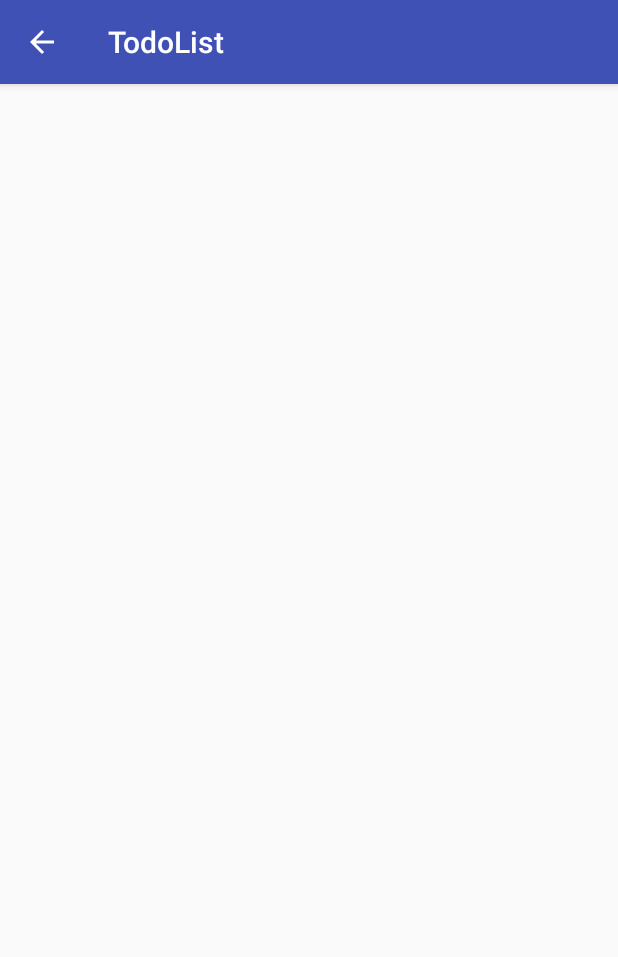
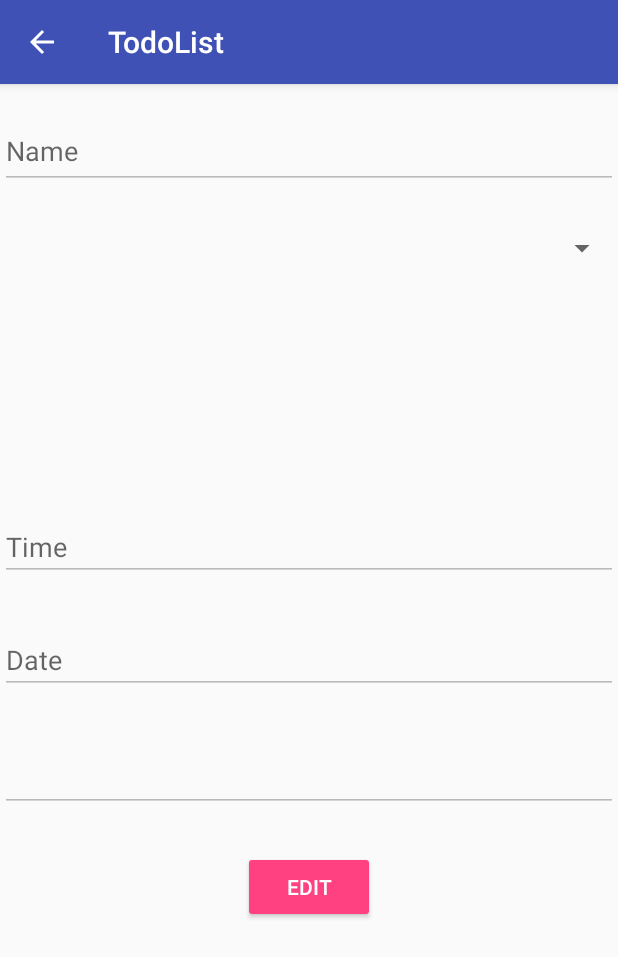
Before and after one commit to carlendev/todo-app, an Android app: the TaskActivity screen opened directly, with no data from a screen before it, on a phone screen of 412 x 824 dp. Shown: the top 957 px of the screen. Run offline under Robolectric (Android 15) with nearby library versions, the phone set to English and light mode, and no system bars; 8 statements that could not run were skipped.

```diff
--- a/app/src/main/java/com/list/todo/todolist/TaskActivity.java
+++ b/app/src/main/java/com/list/todo/todolist/TaskActivity.java
@@ -3,9 +3,12 @@ package com.list.todo.todolist;
 import android.support.design.widget.Snackbar;
 import android.support.v7.app.AppCompatActivity;
 import android.os.Bundle;
+import android.view.Menu;
 import android.view.MenuItem;
+import android.widget.TextView;
 
 import com.list.todo.todolist.POJO.TaskDB;
+import com.list.todo.todolist.Utils.ViewUtils;
 import com.list.todo.todolist.sql.DBHelper;
 import com.list.todo.todolist.sql.TaskDBHelper;
 
@@ -23,14 +26,20 @@ public class TaskActivity extends AppCompatActivity {
         dbHelper = new DBHelper(this);
         taskId = Integer.parseInt(getIntent().getStringExtra("idTask"));
         task = TaskDBHelper.getTaskById(taskId, dbHelper);
-        populateSnackBar(task.getName());
+        ViewUtils.populateSnackBar(task.getName(), this);
+        setTitle(task.getName());
+        initTaskFields(task);
     }
 
-
-    private void populateSnackBar(final String msg) {
-        Snackbar.make(findViewById(android.R.id.content), msg,
-                Snackbar.LENGTH_LONG)
-                .show();
+    private void initTaskFields(final TaskDB task) {
+        final TextView name = findViewById(R.id.name_task);
+        final TextView date = findViewById(R.id.date_task);
+        final TextView hour = findViewById(R.id.hour_task);
+        final TextView description = findViewById(R.id.description_task);
+        name.setText(task.getName());
+        date.setText(task.getDate());
+        hour.setText(task.getTime());
+        description.setText(task.getDescription());
     }
 
     @Override
--- a/app/src/main/res/layout/activity_task.xml
+++ b/app/src/main/res/layout/activity_task.xml
@@ -1,9 +1,80 @@
 <?xml version="1.0" encoding="utf-8"?>
-<android.support.constraint.ConstraintLayout xmlns:android="http://schemas.android.com/apk/res/android"
-    xmlns:app="http://schemas.android.com/apk/res-auto"
+<RelativeLayout xmlns:android="http://schemas.android.com/apk/res/android"
     xmlns:tools="http://schemas.android.com/tools"
     android:layout_width="match_parent"
     android:layout_height="match_parent"
     tools:context="com.list.todo.todolist.TaskActivity">
 
-</android.support.constraint.ConstraintLayout>
+    <EditText
+        android:id="@+id/name_task"
+        android:layout_width="match_parent"
+        android:layout_height="50dp"
+        android:layout_alignParentStart="true"
+        android:layout_alignParentTop="true"
+        android:layout_marginTop="20dp"
+        android:ems="15"
+        android:enabled="false"
+        android:hint="@string/name"
+        android:inputType="textPersonName"
+        tools:layout_editor_absoluteX="0dp"
+        tools:layout_editor_absoluteY="37dp" />
+
+    <Spinner
+        android:id="@+id/category_name"
+        android:layout_width="match_parent"
+        android:layout_height="wrap_content"
+        android:layout_alignParentStart="true"
+        android:layout_below="@+id/name_task"
+        android:layout_marginTop="27dp"
+        android:enabled="false"
+        tools:layout_editor_absoluteX="0dp"
+        tools:layout_editor_absoluteY="124dp" />
+
+    <EditText
+        android:id="@+id/hour_task"
+        android:layout_width="match_parent"
+        android:layout_height="wrap_content"
+        android:layout_above="@+id/date_task"
+        android:layout_alignParentStart="true"
+        android:layout_marginBottom="30dp"
+        android:ems="10"
+        android:enabled="false"
+        android:hint="@string/hour"
+        android:inputType="none"
+        android:focusable="false" />
+
+    <EditText
+        android:id="@+id/date_task"
+        android:layout_width="match_parent"
+        android:layout_height="wrap_content"
+        android:layout_alignEnd="@+id/hour_task"
+        android:layout_centerVertical="true"
+        android:ems="10"
+        android:enabled="false"
+        android:inputType="none"
+        android:focusable="false"
+        android:hint="@string/date" />
+
+    <EditText
+        android:id="@+id/description_task"
+        android:layout_width="match_parent"
+        android:layout_height="wrap_content"
+        android:layout_alignParentStart="true"
+        android:layout_below="@+id/date_task"
+        android:layout_marginTop="33dp"
+        android:ems="10"
+        android:enabled="false"
+        android:inputType="textMultiLine" />
+
+    <Button
+        android:id="@+id/edit_button"
+        style="@style/Widget.AppCompat.Button.Colored"
+        android:layout_width="wrap_content"
+        android:layout_height="wrap_content"
+        android:layout_below="@+id/description_task"
+        android:layout_centerHorizontal="true"
+        android:layout_marginTop="26dp"
+        android:text="@string/edit" />
+
+
+</RelativeLayout>
--- a/app/src/main/res/values/strings.xml
+++ b/app/src/main/res/values/strings.xml
@@ -8,6 +8,7 @@
     <string name="add">Add</string>
     <string name="hour">Time</string>
     <string name="see">SEE</string>
+    <string name="edit">Edit</string>
     <string-array name="categories_array">
         <item>Urgent</item>
         <item>Normal</item>
```
Also changed, not shown: app/src/main/java/com/list/todo/todolist/CreateTaskActivity.java (+14 -17 lines), app/src/main/java/com/list/todo/todolist/MainActivity.java (+3 -8 lines), app/src/main/java/com/list/todo/todolist/Utils/ViewUtils.java (added, +25 -0 lines).
